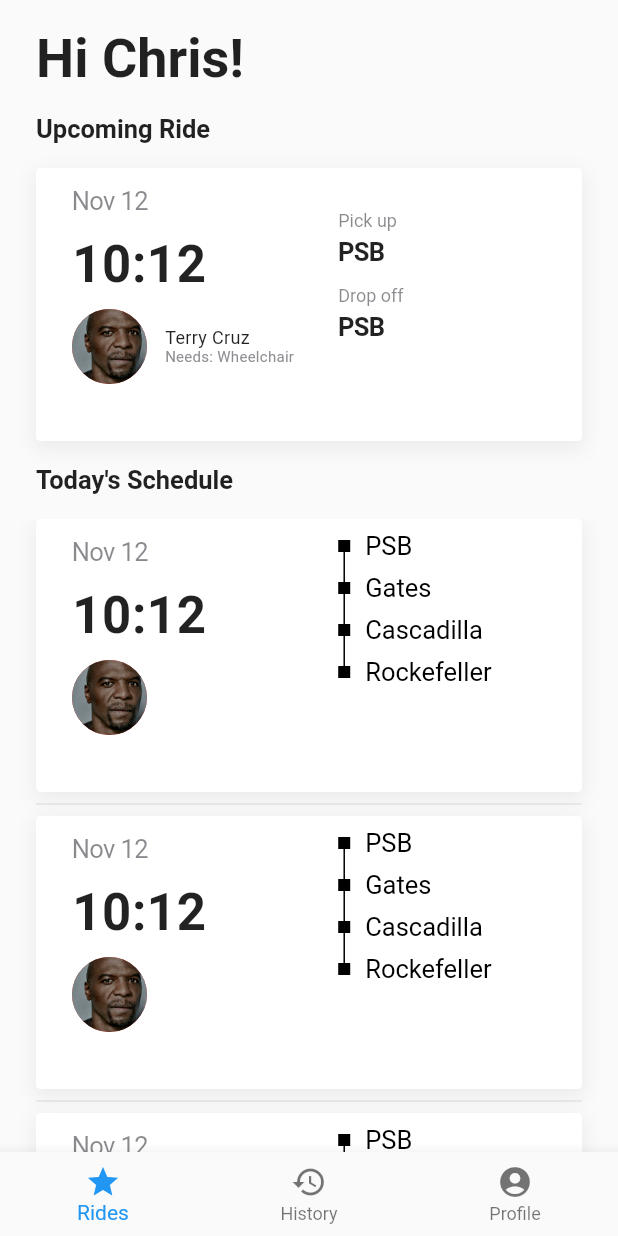
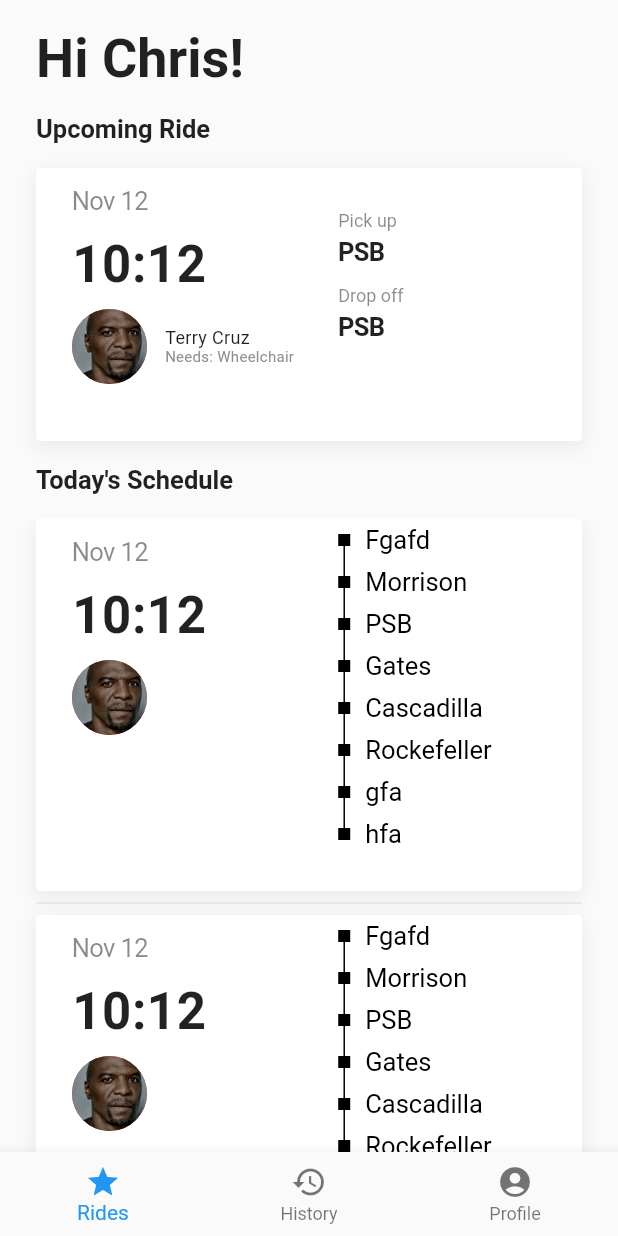
Before and after one commit to cornell-dti/carriage-driver, a Flutter app: the Home screen opened directly, on a phone screen of 412 x 824 dp. Run offline on Flutter 3.47's test engine with Material 2 defaults, Android fonts, the phone set to English and light mode, and no system bars; our stand-ins replace google_sign_in; Roboto replaces fonts that are missing (SFPro).

Commit message:
Riders Column Doesn't Shift
When Route list gets long, the rider's column does not move further downwards

```diff
--- a/lib/Login.dart
+++ b/lib/Login.dart
@@ -48,12 +48,10 @@ class SignInButton extends StatelessWidget {
         splashColor: Colors.grey,
         onPressed: () {
           _handleSignIn().whenComplete(() {
-            // Remove true once we actually have login
             if (_googleSignIn.currentUser != null) {
               Navigator.of(context).push(MaterialPageRoute(builder: (context) {
                 return Home();
               }));
-              _googleSignIn.signOut();
             }
           });
         },
--- a/lib/Upcoming.dart
+++ b/lib/Upcoming.dart
@@ -326,8 +326,10 @@ class _UpcomingRideState extends State<UpcomingRide> {
                   spreadRadius: 1.0)
             ],
           ),
-          child: Column(children: <Widget>[
+          child: Column(
+              children: <Widget>[
             Row(
+              crossAxisAlignment: CrossAxisAlignment.start,
               children: <Widget>[
                 Expanded(
                   flex: 181,
@@ -350,9 +352,8 @@ class _UpcomingRideState extends State<UpcomingRide> {
                 Expanded(
                   flex: 146,
                   child: Column(
-                    mainAxisAlignment: MainAxisAlignment.center,
                     children: <Widget>[
-                      Route(destinations: ["PSB", "Gates", "Cascadilla", "Rockefeller"]),
+                      Route(destinations: ["Fgafd", "Morrison","PSB", "Gates", "Cascadilla", "Rockefeller", "gfa", "hfa"]),
                       SizedBox(height: 24)
                     ],
                   ),
```
